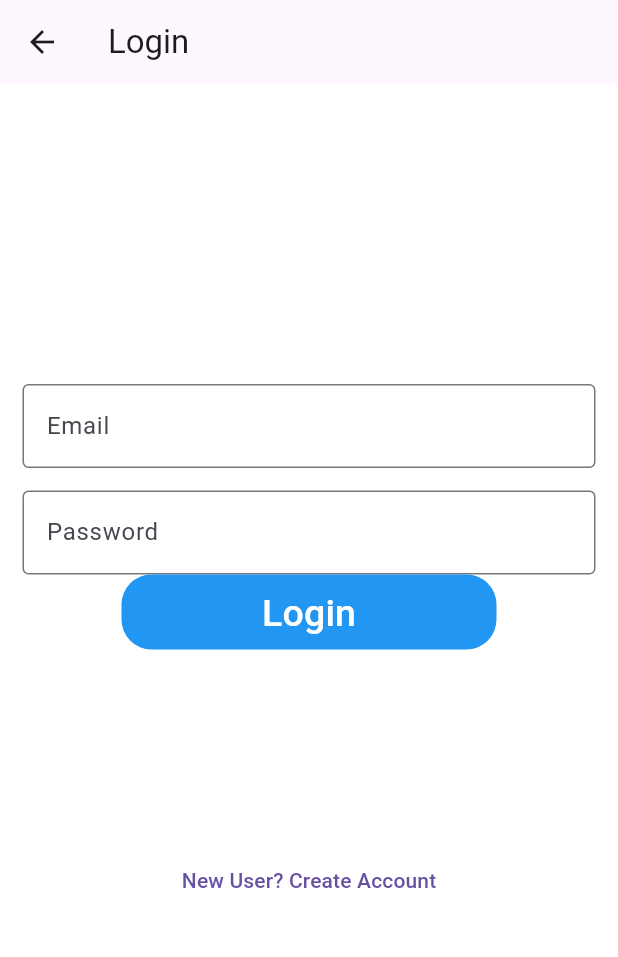
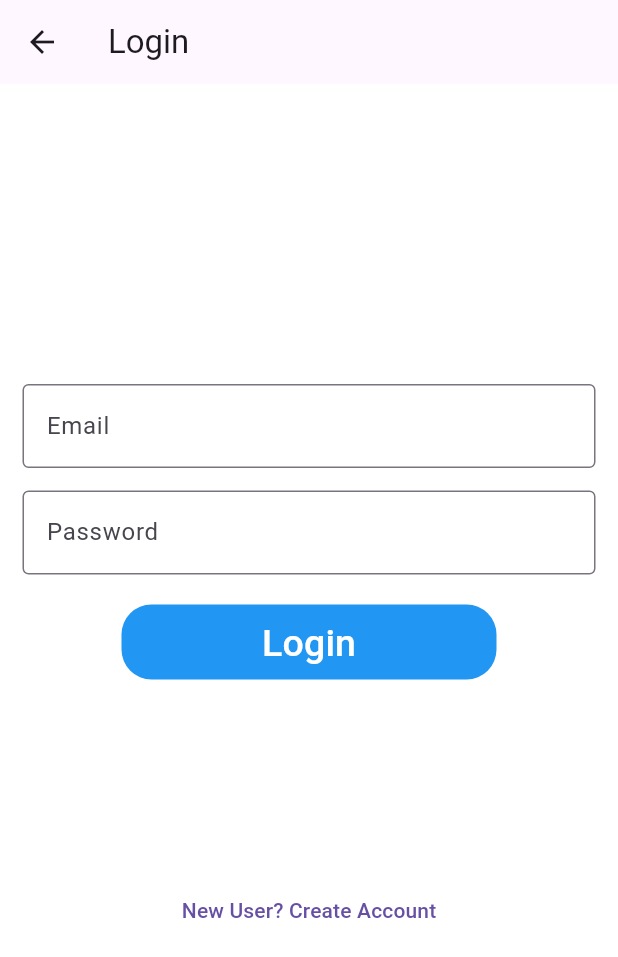
Before and after one commit to azaj01/flutter_video_streaming_to_ML, a Flutter app: the LoginPage screen opened directly, on a phone screen of 412 x 824 dp. Shown: the top 957 px of the screen. Run offline on Flutter 3.47's test engine with Material 3 defaults, Android fonts, the phone set to English and light mode, and no system bars; our stand-ins replace badges, camera, get, socket_io_client, supabase, supabase_flutter and 1 more; missing offline and left inert: google_mlkit_barcode_scanning; accounts and stored records are empty.

Commit message:
impove:style login

```diff
--- a/lib/user/login.dart
+++ b/lib/user/login.dart
@@ -79,13 +79,9 @@ class _LoginPageState extends State<LoginPage> {
                   },
                 ),
               ),
-              // TextButton(
-              //   onPressed: () {},
-              //   child: const Text(
-              //     'Forgot Password',
-              //     style: TextStyle(color: Colors.blue, fontSize: 15),
-              //   ),
-              // ),
+              const SizedBox(
+                height: 20,
+              ),
               Container(
                 height: 50,
                 width: 250,
```
